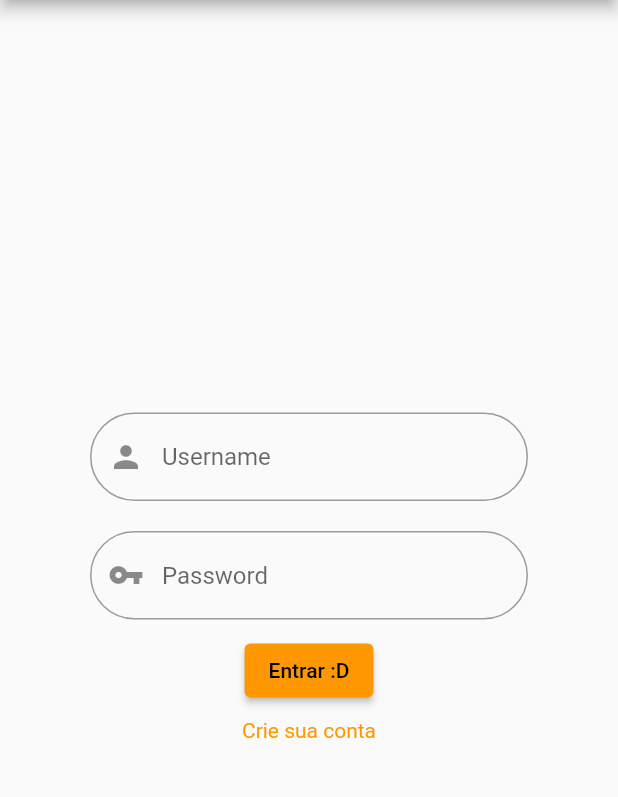
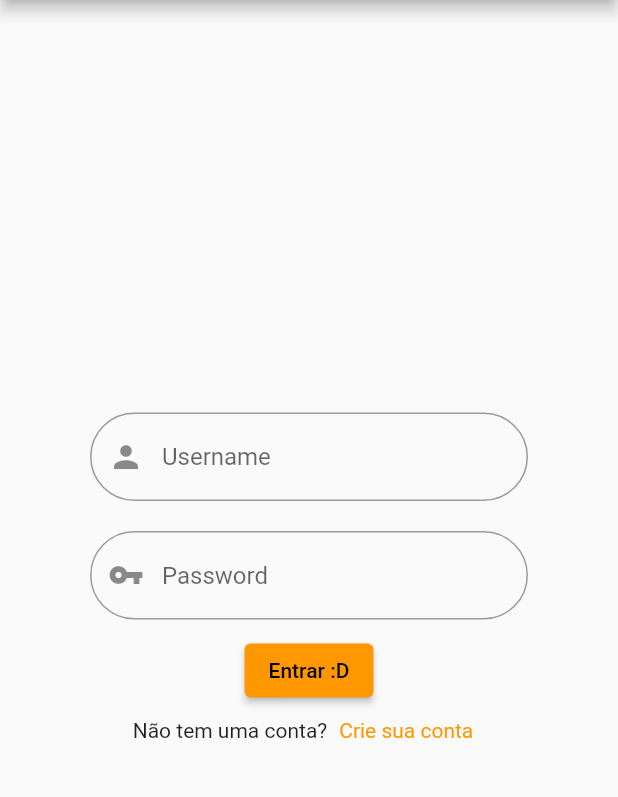
Before and after one commit to LLxD/login-mooney-trial, a Flutter app: the screen it shows after launch, on a phone screen of 412 x 824 dp, the part 84-881 px from its top. Run offline on Flutter 3.47's test engine with Material 2 defaults, Android fonts, the phone set to English and light mode, and no system bars.

Commit message:
adding text and container with padding

```diff
--- a/lib/pages/login_page.dart
+++ b/lib/pages/login_page.dart
@@ -36,6 +36,13 @@ class LoginPage extends StatelessWidget {
             ),
             Padding(
               padding: const EdgeInsets.symmetric(vertical: 8.0),
+              child: Container(
+                child: Row(
+                  mainAxisAlignment: MainAxisAlignment.center,
+                  children: [
+                    Text("Não tem uma conta?"),
+                    Padding(
+                      padding: const EdgeInsets.symmetric(horizontal: 8.0),
                       child: InkWell(
                         child: Text(
                           "Crie sua conta",
@@ -52,6 +59,10 @@ class LoginPage extends StatelessWidget {
                   ],
                 ),
               ),
+            )
+          ],
+        ),
+      ),
     );
   }
 }
```
Lines whose indentation alone changed are shown as unchanged.
